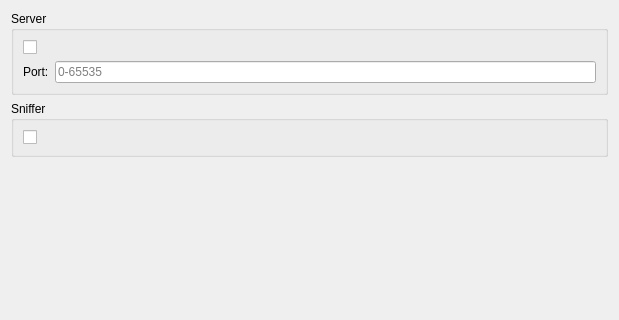
Before: the Qt Designer form plugins/ui/aegis/server/settings/server_settings_widget.ui in AdamMinge/pillar_app, drawn with Qt 5; both pictures show x 0 to 619 and y 0 to 320 of the 619 by 503 pixel window.
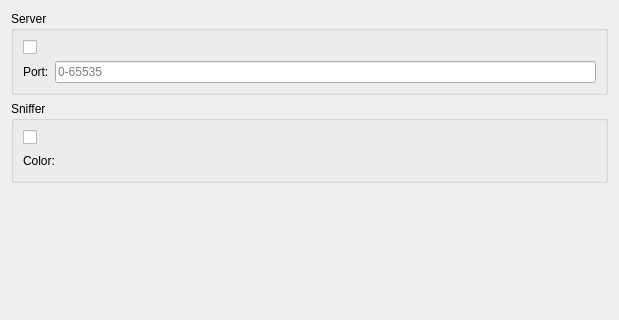
After: the same form once the commit is applied. Icons and pictures are not drawn. Custom widgets are drawn as their Qt base class.

Commit message: add sniffer color picking

```diff
--- a/plugins/ui/aegis/server/settings/server_settings_widget.ui
+++ b/plugins/ui/aegis/server/settings/server_settings_widget.ui
@@ -77,7 +77,30 @@
       <string>Sniffer</string>
      </property>
      <layout class="QGridLayout" name="gridLayout">
-      <item row="0" column="0">
+      <item row="1" column="1" colspan="2">
+       <widget class="qtils::QtColorPicker" name="m_color_picker" native="true"/>
+      </item>
+      <item row="1" column="3">
+       <spacer name="horizontalSpacer">
+        <property name="orientation">
+         <enum>Qt::Horizontal</enum>
+        </property>
+        <property name="sizeHint" stdset="0">
+         <size>
+          <width>40</width>
+          <height>20</height>
+         </size>
+        </property>
+       </spacer>
+      </item>
+      <item row="1" column="0">
+       <widget class="QLabel" name="label_2">
+        <property name="text">
+         <string>Color:</string>
+        </property>
+       </widget>
+      </item>
+      <item row="0" column="0" colspan="4">
        <widget class="QCheckBox" name="m_sniffer_checkbox">
         <property name="styleSheet">
          <string notr="true">QCheckBox::indicator:unchecked {
@@ -117,6 +140,14 @@
    </item>
   </layout>
  </widget>
+ <customwidgets>
+  <customwidget>
+   <class>qtils::QtColorPicker</class>
+   <extends>QWidget</extends>
+   <header location="global">qtils/widget/color_picker.h</header>
+   <container>1</container>
+  </customwidget>
+ </customwidgets>
  <resources/>
  <connections/>
 </ui>
```
The commit also changes 4 other files.
